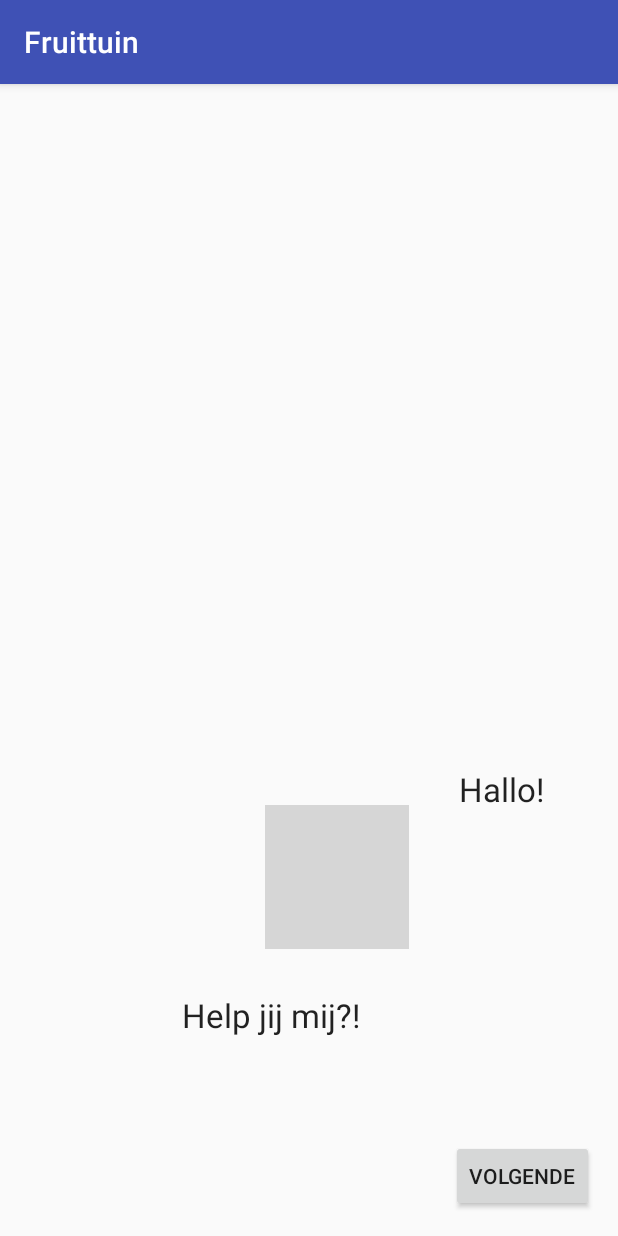
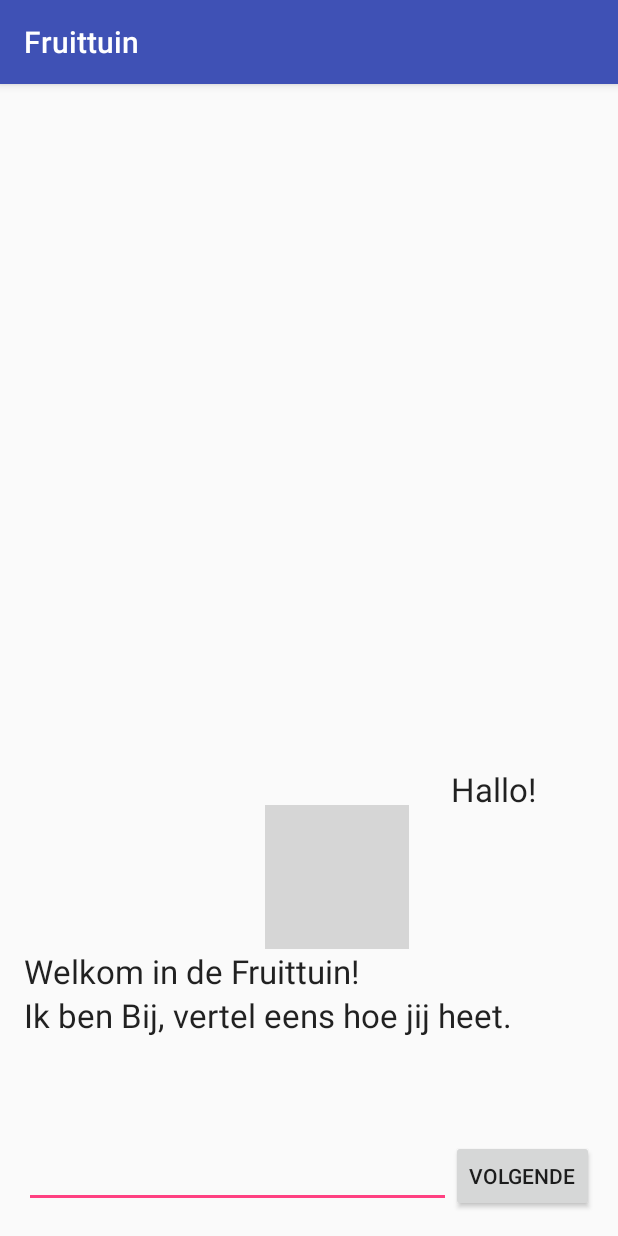
Before and after one commit to AKucuk/fruittuin, an Android app: the screen it shows after launch (MainActivity), on a phone screen of 412 x 824 dp. Run offline under Robolectric (Android 15) with nearby library versions, the light colour scheme and no system bars; grey boxes are pictures that could not be loaded.

Commit message:
Update 15-10-2016

```diff
--- a/app/src/main/AndroidManifest.xml
+++ b/app/src/main/AndroidManifest.xml
@@ -1,6 +1,9 @@
 <?xml version="1.0" encoding="utf-8"?>
 <manifest xmlns:android="http://schemas.android.com/apk/res/android"
     package="com.example.abdullahkucuk.fruittuin">
+
+    <uses-permission android:name="android.permission.INTERNET" />
+    <uses-permission android:name="android.permission.ACCESS_NETWORK_STATE" />
 
     <application
         android:allowBackup="true"
@@ -8,13 +11,14 @@
         android:label="@string/app_name"
         android:supportsRtl="true"
         android:theme="@style/AppTheme">
-        <activity android:name=".MainActivity">
+        <activity android:name=".Activities.MainActivity">
             <intent-filter>
                 <action android:name="android.intent.action.MAIN" />
 
                 <category android:name="android.intent.category.LAUNCHER" />
             </intent-filter>
         </activity>
+        <activity android:name=".Activities.IntroActivity"></activity>
     </application>
 
 </manifest>
--- /dev/null
+++ b/app/src/main/java/com/example/abdullahkucuk/fruittuin/Activities/MainActivity.java
@@ -0,0 +1,86 @@
+package com.example.abdullahkucuk.fruittuin.Activities;
+
+import android.content.Intent;
+import android.os.AsyncTask;
+import android.support.v7.app.AppCompatActivity;
+import android.os.Bundle;
+import android.view.View;
+import android.widget.Button;
+import android.widget.EditText;
+import android.widget.TextView;
+import android.widget.Toast;
+
+import com.example.abdullahkucuk.fruittuin.Helpers.UrlHelper;
+import com.example.abdullahkucuk.fruittuin.R;
+
+
+public class MainActivity extends AppCompatActivity {
+    MainActivity mainActivity;
+    Button button;
+    TextView label;
+    EditText editTextName;
+    String name;
+    @Override
+    protected void onCreate(Bundle savedInstanceState) {
+        mainActivity = this;
+
+        super.onCreate(savedInstanceState);
+        setContentView(R.layout.activity_main);
+
+        button = (Button)findViewById(R.id.button);
+        label = (TextView)findViewById(R.id.textView);
+        editTextName = (EditText)findViewById(R.id.editTextName);
+
+        button.setOnClickListener(new View.OnClickListener() {
+            @Override
+            public void onClick(View view) {
+                name = editTextName.getText().toString();
+                if(name.isEmpty()) {
+
+                    Toast.makeText(getApplicationContext(), "Vul je naam in, zodat we verder kunnen...", Toast.LENGTH_LONG)
+                            .show();
+                    return;
+                }
+
+                Intent intent = new Intent(MainActivity.this, IntroActivity.class);
+                intent.putExtra("name", name);
+                startActivity(intent);
+
+                if(true)
+                    return;
+                try {
+
+                    //new Downloader(mainActivity).execute("http://www.akucuk.com");
+
+                }
+
+                catch (Exception ex) {
+                    label.setText(ex.getMessage());
+                }
+            }
+        });
+    }
+}
+/* TODO: Remove this
+class Downloader extends AsyncTask<String, Void, String> {
+    MainActivity mainActivity;
+    public Downloader(MainActivity mainActivity) {
+        this.mainActivity = mainActivity;
+    }
+
+    @Override
+     protected String doInBackground(String... params) {
+         try {
+             return UrlHelper.getUrlContent(params[0]);
+         } catch (Exception e) {
+             e.printStackTrace();
+         }
+         return "";
+     }
+
+     @Override
+     protected void onPostExecute(String result) {
+        mainActivity.button.setText(result);
+     }
+ }
+*/
--- a/app/src/main/res/layout/activity_main.xml
+++ b/app/src/main/res/layout/activity_main.xml
@@ -7,7 +7,7 @@
     android:paddingLeft="@dimen/activity_horizontal_margin"
     android:paddingRight="@dimen/activity_horizontal_margin"
     android:paddingTop="@dimen/activity_vertical_margin"
-    tools:context="com.example.abdullahkucuk.fruittuin.MainActivity">
+    tools:context=".Activities.MainActivity">
 
     <ImageView
         android:layout_width="wrap_content"
@@ -28,19 +28,16 @@
         android:id="@+id/textView"
         android:layout_marginBottom="92dp"
         android:layout_alignBottom="@+id/imageView"
-        android:layout_toEndOf="@+id/textView2"
-        android:layout_marginStart="33dp" />
+        android:layout_alignStart="@+id/button" />
 
     <TextView
         android:layout_width="wrap_content"
         android:layout_height="wrap_content"
         android:textAppearance="?android:attr/textAppearanceLarge"
-        android:text="Help jij mij?!"
+        android:text="Welkom in de Fruittuin!"
         android:id="@+id/textView2"
-        android:layout_marginTop="29dp"
-        android:layout_marginEnd="32dp"
         android:layout_below="@+id/textView"
-        android:layout_alignEnd="@+id/imageView" />
+        android:layout_alignParentStart="true" />
 
     <Button
         android:layout_width="wrap_content"
@@ -49,4 +46,23 @@
         android:id="@+id/button"
         android:layout_alignParentBottom="true"
         android:layout_alignParentEnd="true" />
+
+    <TextView
+        android:layout_width="wrap_content"
+        android:layout_height="wrap_content"
+        android:textAppearance="?android:attr/textAppearanceLarge"
+        android:text="Ik ben Bij, vertel eens hoe jij heet."
+        android:id="@+id/textView3"
+        android:layout_below="@+id/textView2"
+        android:layout_alignParentStart="true" />
+
+    <EditText
+        android:layout_width="wrap_content"
+        android:layout_height="wrap_content"
+        android:inputType="textPersonName"
+        android:ems="10"
+        android:id="@+id/editTextName"
+        android:layout_alignTop="@+id/button"
+        android:layout_alignParentStart="true"
+        android:layout_toStartOf="@+id/button" />
 </RelativeLayout>
--- a/app/src/main/res/values/strings.xml
+++ b/app/src/main/res/values/strings.xml
@@ -1,3 +1,6 @@
 <resources>
     <string name="app_name">Fruittuin</string>
+    <string name="introText">Ik zal mij even voorstellen. Ik ben Bij. Ik ben hier in de Fruittuin om een superhoning te maken.
+
+    Maar om dit mogelijk te maken heb ik harde eisen. Wil je mij hierbij helpen?</string>
 </resources>
```
Also changed, not shown: app/src/main/java/com/example/abdullahkucuk/fruittuin/Activities/IntroActivity.java (added, +55 -0 lines), app/src/main/java/com/example/abdullahkucuk/fruittuin/Helpers/NetworkHelper.java (added, +17 -0 lines), app/src/main/java/com/example/abdullahkucuk/fruittuin/Helpers/UrlHelper.java (added, +30 -0 lines), app/src/main/java/com/example/abdullahkucuk/fruittuin/MainActivity.java (deleted, +0 -13 lines), app/src/main/res/layout/activity_intro.xml (added, +56 -0 lines).
